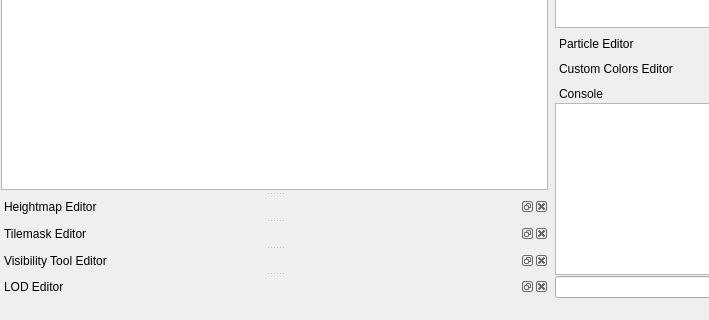
The window that Tools/ResourceEditor/DataQt/mainwindow.ui (xaoctech/dava.engine) describes before a commit, drawn with Qt 5; both pictures show x 0 to 709 and y 476 to 796 of the 1103 by 796 pixel window.
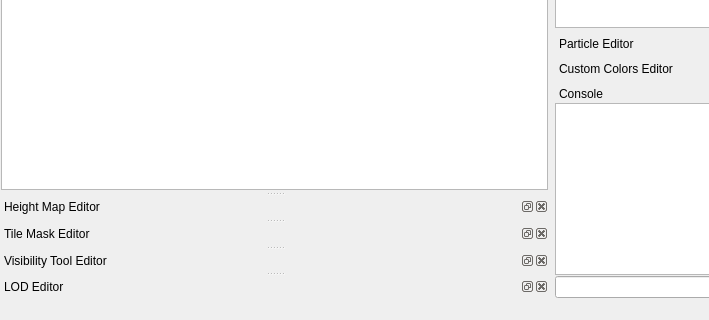
The same window after the commit. Icons and pictures are not drawn. Custom widgets are drawn as their Qt base class.

The edit to the form file:
```diff
--- a/Tools/ResourceEditor/DataQt/mainwindow.ui
+++ b/Tools/ResourceEditor/DataQt/mainwindow.ui
@@ -708,7 +708,7 @@
   </widget>
   <widget class="QDockWidget" name="dockHeightmapEditor">
    <property name="windowTitle">
-    <string>Heightmap Editor</string>
+    <string>Height Map Editor</string>
    </property>
    <attribute name="dockWidgetArea">
     <number>1</number>
@@ -726,7 +726,7 @@
   </widget>
   <widget class="QDockWidget" name="dockTilemaskEditor">
    <property name="windowTitle">
-    <string>Tilemask Editor</string>
+    <string>Tile Mask Editor</string>
    </property>
    <attribute name="dockWidgetArea">
     <number>1</number>
```
Left out of the diff: 2 changed lines with no effect on the pictures.
